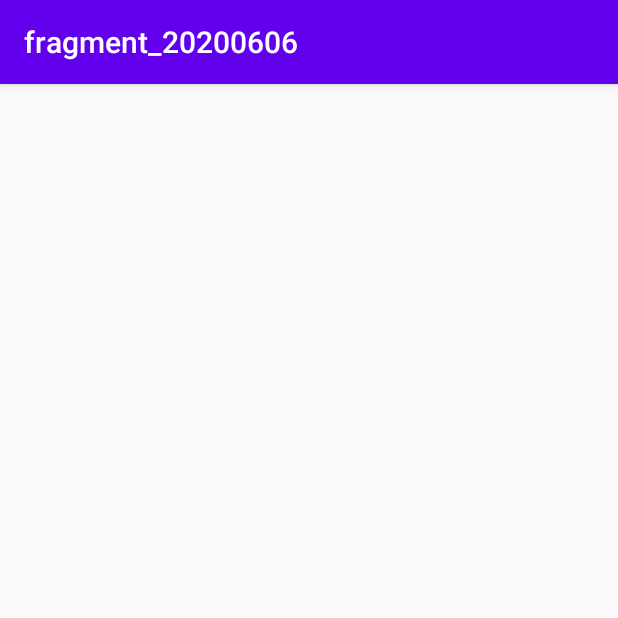
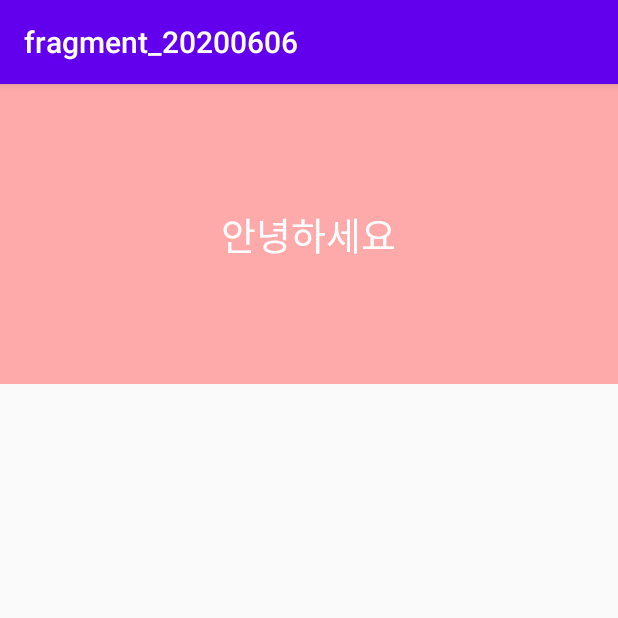
Before and after one commit to janggalman/fragment_20200606, an Android app: the screen it shows after launch (MainActivity), on a phone screen of 412 x 824 dp, the top half of it. Run offline under Robolectric (Android 15) with nearby library versions, the phone set to English and light mode, and no system bars.

Commit message:
만들어준 프래그먼트를 액티비티에서 가져다 사용  - XML에 직접 배치하는 방법

```diff
--- a/app/src/main/java/kr/tjoeun/fragment_20200606/fragments/FirstFragment.kt
+++ b/app/src/main/java/kr/tjoeun/fragment_20200606/fragments/FirstFragment.kt
@@ -5,6 +5,7 @@ import android.view.LayoutInflater
 import android.view.View
 import android.view.ViewGroup
 import androidx.fragment.app.Fragment
+import kotlinx.android.synthetic.main.fragment_first.*
 import kr.tjoeun.fragment_20200606.R
 
 class FirstFragment : Fragment() {
@@ -17,4 +18,10 @@ class FirstFragment : Fragment() {
         return inflater.inflate(R.layout.fragment_first, container, false)
     }
 
+    override fun onActivityCreated(savedInstanceState: Bundle?) {
+        super.onActivityCreated(savedInstanceState)
+
+        messageTxt.text = "안녕하세요"
+    }
+
 }
--- a/app/src/main/res/layout/activity_main.xml
+++ b/app/src/main/res/layout/activity_main.xml
@@ -7,6 +7,12 @@
     android:orientation="vertical"
     tools:context=".MainActivity">
 
+    <fragment
+        android:tag="첫프래그먼트"
+        android:layout_width="match_parent"
+        android:layout_height="200dp"
+        class="kr.tjoeun.fragment_20200606.fragments.FirstFragment"
+        />
 
 
 </LinearLayout>
--- a/app/src/main/res/layout/fragment_first.xml
+++ b/app/src/main/res/layout/fragment_first.xml
@@ -7,6 +7,7 @@
     android:background="#FFAAAA" >
 
     <TextView
+        android:id="@+id/messageTxt"
         android:layout_width="wrap_content"
         android:layout_height="wrap_content"
         android:textColor="#FFFFFF"
```
